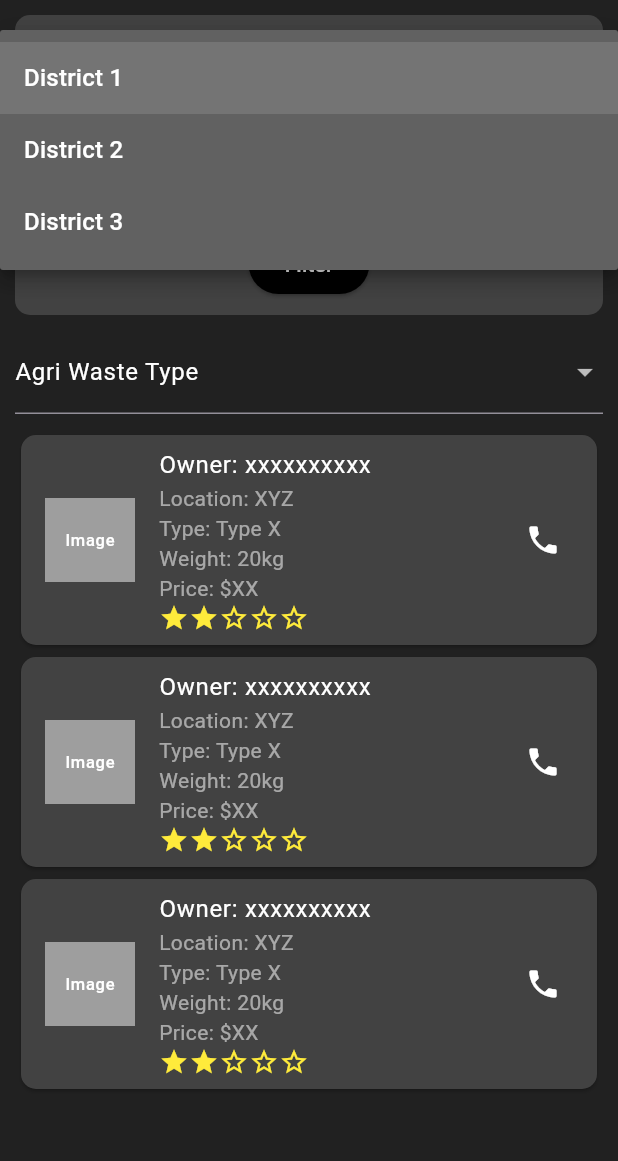
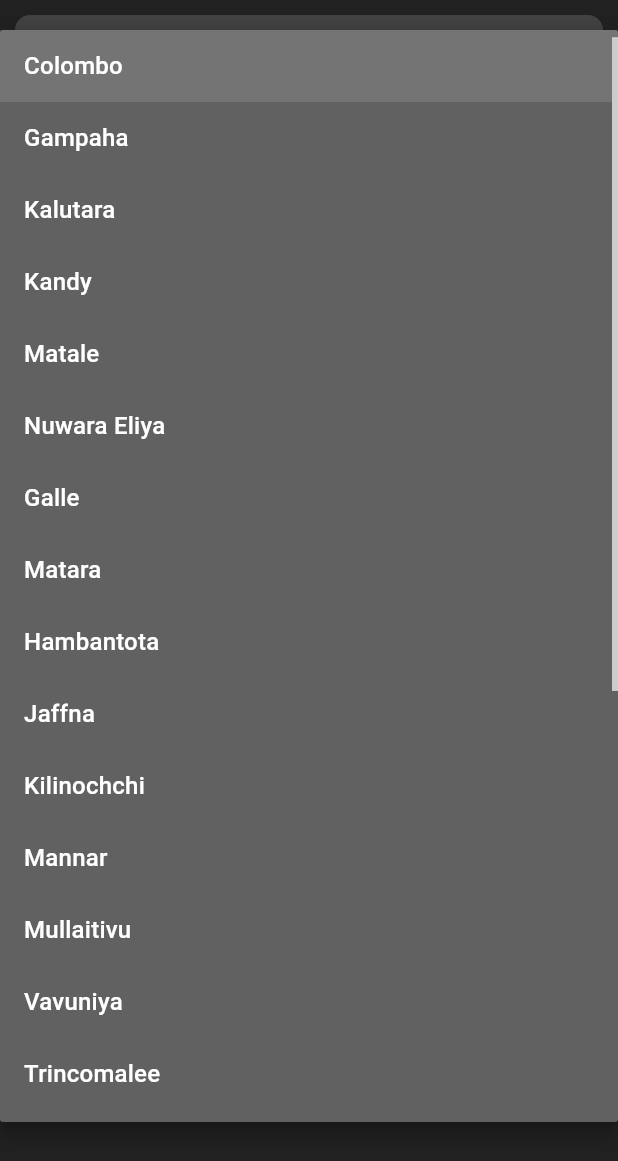
Before and after one commit to Joshuarupasinghe/bio_boost, a Flutter app: the AgriWasteTypePage screen opened directly, after a tap on "District", on a phone screen of 412 x 824 dp. Shown: the top 1161 px of the screen. Run offline on Flutter 3.47's test engine with Material 3 defaults, Android fonts, the phone set to English and light mode, and no system bars; our stand-ins replace cloud_firestore, firebase_auth, firebase_core, image_picker; accounts and stored records are empty.

Commit message:
Update AgriWasteType.Dart
Map the District and City section

```diff
--- a/lib/screens/AgriWasteType.dart
+++ b/lib/screens/AgriWasteType.dart
@@ -10,8 +10,82 @@ class _AgriWasteTypePageState extends State<AgriWasteTypePage> {
   String? selectedCity;
   String? selectedWasteType;
 
-  List<String> districts = ["District 1", "District 2", "District 3"];
-  List<String> cities = ["City A", "City B", "City C"];
+  List<String> districts = [
+    "Colombo",
+    "Gampaha",
+    "Kalutara",
+    "Kandy",
+    "Matale",
+    "Nuwara Eliya",
+    "Galle",
+    "Matara",
+    "Hambantota",
+    "Jaffna",
+    "Kilinochchi",
+    "Mannar",
+    "Mullaitivu",
+    "Vavuniya",
+    "Trincomalee",
+    "Batticaloa",
+    "Ampara",
+    "Kurunegala",
+    "Puttalam",
+    "Anuradhapura",
+    "Polonnaruwa",
+    "Badulla",
+    "Monaragala",
+    "Ratnapura",
+    "Kegalle",
+  ];
+
+  Map<String, List<String>> districtCities = {
+    "Colombo": [
+      "Colombo",
+      "Dehiwala-Mount Lavinia",
+      "Sri Jayawardenepura Kotte",
+      "Moratuwa",
+      "Kolonnawa",
+    ],
+    "Gampaha": ["Gampaha", "Negombo", "Kelaniya", "Kadawatha", "Minuwangoda"],
+    "Kalutara": ["Kalutara", "Panadura", "Horana", "Matugama", "Beruwala"],
+    "Kandy": ["Kandy", "Katugastota", "Peradeniya", "Gampola", "Kundasale"],
+    "Matale": ["Matale", "Dambulla", "Sigiriya", "Rattota", "Galewela"],
+    "Nuwara Eliya": [
+      "Nuwara Eliya",
+      "Hatton",
+      "Talawakelle",
+      "Ginigathena",
+      "Kandapola",
+    ],
+    "Galle": ["Galle", "Ambalangoda", "Hikkaduwa", "Elpitiya", "Baddegama"],
+    "Matara": ["Matara", "Weligama", "Dikwella", "Akuressa", "Hakmana"],
+    "Hambantota": [
+      "Hambantota",
+      "Tangalle",
+      "Ambalantota",
+      "Tissamaharama",
+      "Beliatta",
+    ],
+    "Jaffna": ["Jaffna", "Chavakachcheri", "Nallur", "Point Pedro", "Kopay"],
+    "Kilinochchi": ["Kilinochchi", "Paranthan", "Pallai", "Iranamadu"],
+    "Mannar": ["Mannar", "Pesalai", "Madhu", "Nanattan"],
+    "Mullaitivu": ["Mullaitivu", "Puthukkudiyiruppu", "Oddusuddan"],
+    "Vavuniya": ["Vavuniya", "Cheddikulam", "Nedunkeni"],
+    "Trincomalee": ["Trincomalee", "Kantale", "Kinniya", "Muttur"],
+    "Batticaloa": ["Batticaloa", "Kalkudah", "Valaichchenai", "Eravur"],
+    "Ampara": ["Ampara", "Kalmunai", "Akkaraipattu", "Pottuvil"],
+    "Kurunegala": ["Kurunegala", "Kuliyapitiya", "Narammala", "Polgahawela"],
+    "Puttalam": ["Puttalam", "Chilaw", "Dankotuwa", "Wennappuwa"],
+    "Anuradhapura": ["Anuradhapura", "Mihintale", "Kekirawa", "Medawachchiya"],
+    "Polonnaruwa": ["Polonnaruwa", "Hingurakgoda", "Kaduruwela", "Bakamuna"],
+    "Badulla": ["Badulla", "Bandarawela", "Haputale", "Welimada"],
+    "Monaragala": ["Monaragala", "Wellawaya", "Bibile", "Buttala"],
+    "Ratnapura": ["Ratnapura", "Balangoda", "Embilipitiya", "Pelmadulla"],
+    "Kegalle": ["Kegalle", "Mawanella", "Rambukkana", "Warakapola"],
+  };
+
+  List<String> cities = [];
+
   List<String> wasteTypes = [
     "Paddy Husk & Straw",
     "Coconut Husks & Shells",
@@ -28,12 +102,11 @@ class _AgriWasteTypePageState extends State<AgriWasteTypePage> {
   @override
   Widget build(BuildContext context) {
     return Scaffold(
-      backgroundColor: Colors.grey[900], // Background color of the page
+      backgroundColor: Colors.grey[900],
       body: Padding(
         padding: EdgeInsets.all(10),
         child: Column(
           children: [
-            // District & City Filter Section
             Container(
               padding: EdgeInsets.all(10),
               decoration: BoxDecoration(
@@ -42,12 +115,16 @@ class _AgriWasteTypePageState extends State<AgriWasteTypePage> {
               ),
               child: Column(
                 children: [
-                  // District Dropdown
                   DropdownButtonFormField<String>(
                     dropdownColor: Colors.grey[700],
                     value: selectedDistrict,
-                    onChanged:
-                        (value) => setState(() => selectedDistrict = value),
+                    onChanged: (value) {
+                      setState(() {
+                        selectedDistrict = value;
+                        selectedCity = null;
+                        cities = districtCities[value] ?? [];
+                      });
+                    },
                     items:
                         districts
                             .map(
@@ -67,7 +144,6 @@ class _AgriWasteTypePageState extends State<AgriWasteTypePage> {
                   ),
                   SizedBox(height: 10),
 
-                  // City Dropdown
                   DropdownButtonFormField<String>(
                     dropdownColor: Colors.grey[700],
                     value: selectedCity,
@@ -91,7 +167,6 @@ class _AgriWasteTypePageState extends State<AgriWasteTypePage> {
                   ),
                   SizedBox(height: 10),
 
-                  // Filter Button
                   ElevatedButton(
                     onPressed: () {},
                     child: Text("Filter"),
@@ -106,7 +181,6 @@ class _AgriWasteTypePageState extends State<AgriWasteTypePage> {
 
             SizedBox(height: 10),
 
-            // Agri Waste Type Dropdown
             DropdownButtonFormField<String>(
               dropdownColor: Colors.grey[700],
               value: selectedWasteType,
@@ -128,10 +202,9 @@ class _AgriWasteTypePageState extends State<AgriWasteTypePage> {
 
             SizedBox(height: 10),
 
-            // Waste Items List
             Expanded(
               child: ListView.builder(
-                itemCount: 3, // Change this based on data
+                itemCount: 3,
                 itemBuilder: (context, index) {
                   return Card(
                     color: Colors.grey[800],
```
